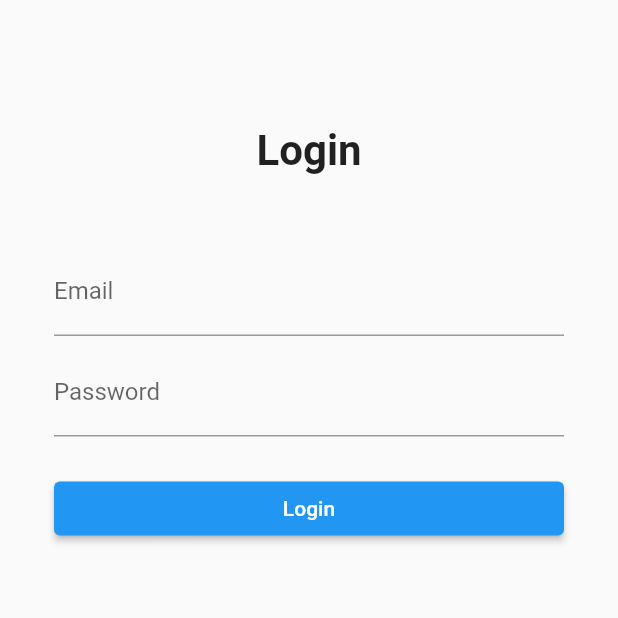
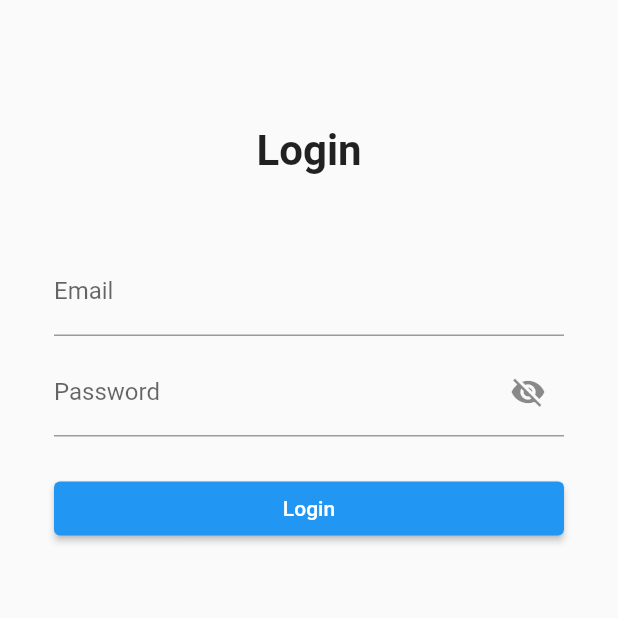
Before and after one commit to am3rigo/3bee_challenge, a Flutter app: the screen it shows after launch, on a phone screen of 412 x 824 dp, the top half of it. Run offline on Flutter 3.47's test engine with Material 2 defaults, Android fonts, the phone set to English and light mode, and no system bars; our stand-ins replace bloc, dio, flutter_bloc, freezed_annotation, get_it, go_router and 3 more; missing offline and left inert: mockito; network calls fail.

Commit message:
integrated controller for login_page

```diff
--- a/lib/features/authentication/authentication_notifier.dart
+++ b/lib/features/authentication/authentication_notifier.dart
@@ -9,13 +9,14 @@ class AuthenticationNotifier extends ChangeNotifier {
   Future<void> loginWithCredentials(String email, String password) async {
     try {
       authorization = await authenticationRepository.loginWithCredentials(
-        'andrea.valenzano@3bee.com',
-        'test2022',
+        email,
+        password,
       );
       sharedPrefsService.setValue<String>(kSPAccessToken, authorization!.access);
       notifyListeners();
     } catch (e) {
       logout();
+      rethrow;
     }
   }
 
--- a/lib/features/authentication/login_page.dart
+++ b/lib/features/authentication/login_page.dart
@@ -1,8 +1,43 @@
 import 'package:flutter/material.dart';
 import 'package:threebee_challenge/shared_export.dart';
 
-class LoginPage extends StatelessWidget {
+class LoginPage extends StatefulWidget {
   const LoginPage({super.key});
+
+  @override
+  State<LoginPage> createState() => _LoginPageState();
+}
+
+class _LoginPageState extends State<LoginPage> {
+  final emailController = TextEditingController();
+  final passwordController = TextEditingController();
+
+  bool obscurePassword = true;
+
+  void doLogin() async {
+    try {
+      await authenticationNotifier.loginWithCredentials(
+        emailController.text,
+        passwordController.text,
+      );
+    } catch (e) {
+      await showDialog(
+        context: context,
+        builder: (context) {
+          return AlertDialog(
+            title: const Text('Error'),
+            content: Text(e.toString()),
+            actions: [
+              TextButton(
+                onPressed: () => Navigator.of(context).pop(),
+                child: const Text('OK'),
+              ),
+            ],
+          );
+        },
+      );
+    }
+  }
 
   @override
   Widget build(BuildContext context) {
@@ -23,27 +58,34 @@ class LoginPage extends StatelessWidget {
                 ),
               ),
               const SizedBox(height: 48.0),
-              const TextField(
-                decoration: InputDecoration(
+              TextField(
+                controller: emailController,
+                decoration: const InputDecoration(
                   labelText: 'Email',
                 ),
+                autofillHints: const [
+                  AutofillHints.email,
+                ],
+                keyboardType: TextInputType.emailAddress,
               ),
               const SizedBox(height: 8.0),
-              const TextField(
+              TextField(
+                controller: passwordController,
                 decoration: InputDecoration(
                   labelText: 'Password',
+                  suffixIcon: IconButton(
+                    onPressed: () => setState(() => obscurePassword = !obscurePassword),
+                    icon: Icon(
+                      obscurePassword ? Icons.visibility_off : Icons.visibility_rounded,
+                    ),
+                  ),
                 ),
-                obscureText: true,
+                obscureText: obscurePassword,
               ),
               const SizedBox(height: 24.0),
               ElevatedButton(
+                onPressed: doLogin,
                 child: const Text('Login'),
-                onPressed: () async {
-                  authenticationNotifier.loginWithCredentials(
-                    'andrea.valenzano@3bee.com',
-                    'test2022',
-                  );
-                },
               ),
             ],
           ),
```
